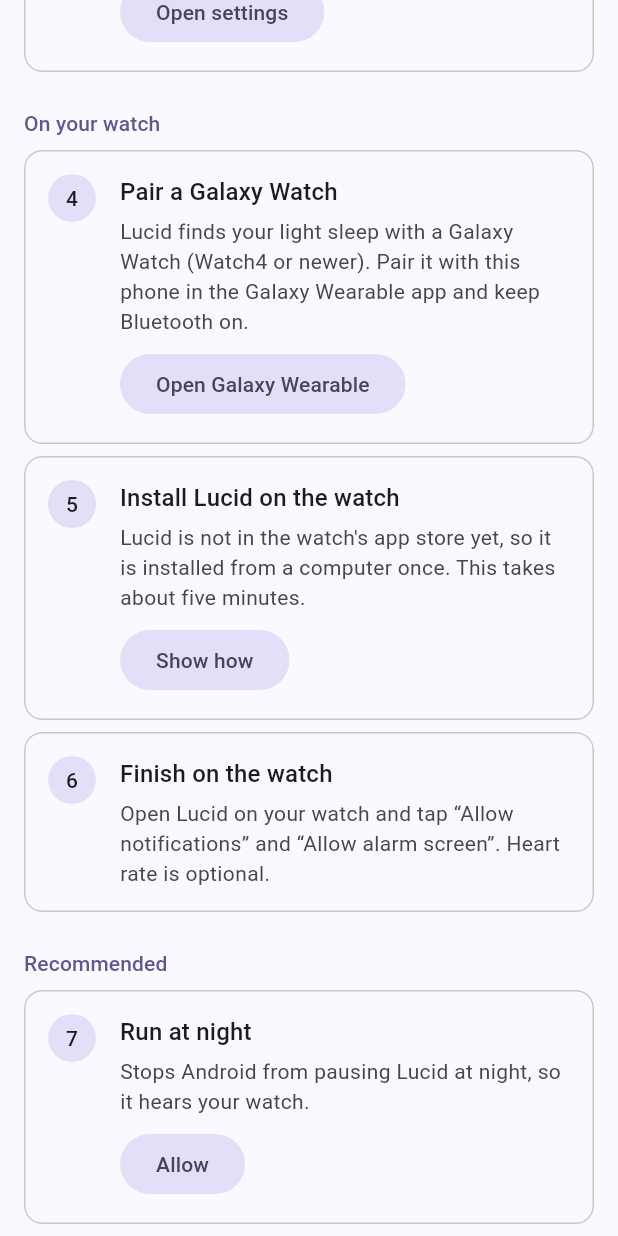
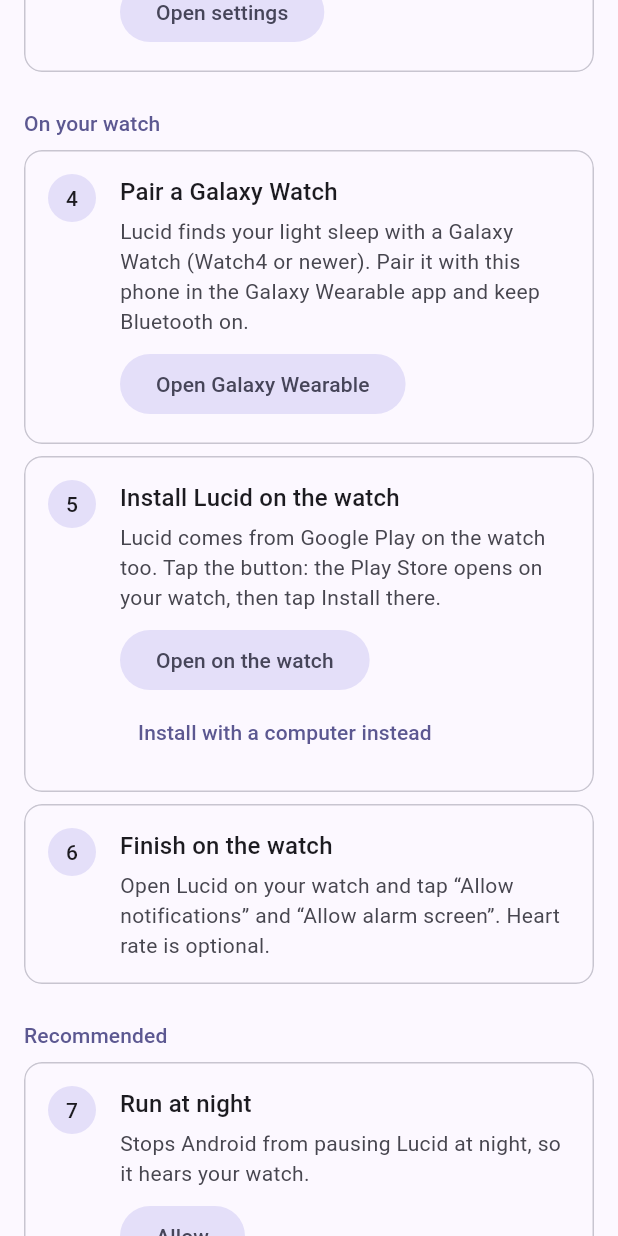
Before and after one commit to evgenyuliganets/lucid, a Flutter app: the _SetupList widget shown alone on an empty page, opened directly with empty values, scrolled down 576 dp, on a phone screen of 412 x 824 dp. Run offline on Flutter 3.47's test engine with Material 3 defaults, Android fonts, the phone set to English and light mode, and no system bars; our stand-ins replace flutter_riverpod.

Commit message:
install the watch app from play with one tap in setup, keep adb as the fallback

```diff
--- a/lib/features/alarm/data/alarm_channel.dart
+++ b/lib/features/alarm/data/alarm_channel.dart
@@ -57,6 +57,10 @@ class AlarmChannel {
       _call('requestBatteryUnrestricted');
 
   Future<bool> openWearApp() async => await _call('openWearApp') == true;
+
+  /// Opens Lucid's Play Store page on the connected watch; false when no
+  /// watch took the request.
+  Future<bool> installOnWatch() async => await _call('installOnWatch') == true;
 
   Future<void> testAlarm() => _call('testAlarm');
 
--- a/lib/features/alarm/data/alarm_repository.dart
+++ b/lib/features/alarm/data/alarm_repository.dart
@@ -30,6 +30,9 @@ class AlarmRepository {
   /// False when Galaxy Wearable is not installed.
   Future<Result<bool>> openWearApp() => _guard(_channel.openWearApp);
 
+  /// False when no watch took the request.
+  Future<Result<bool>> installOnWatch() => _guard(_channel.installOnWatch);
+
   Future<Result<void>> testAlarm() => _guard(_channel.testAlarm);
 
   Future<Result<T>> _guard<T>(Future<T> Function() action) async {
--- a/lib/features/setup/presentation/setup_step_card.dart
+++ b/lib/features/setup/presentation/setup_step_card.dart
@@ -6,8 +6,9 @@ import 'package:lucid/l10n/l10n.dart';
 /// One setup step: a done mark or the step number, a title, why it is
 /// needed and, while open, the action that fixes it.
 ///
-/// [onAction] null hides the button; [note] is an extra line shown while the
-/// step is open (for example what the app is waiting for).
+/// [onAction] null hides the button; [onSecondary] adds a text button for an
+/// alternative way; [note] is an extra line shown while the step is open (for
+/// example what the app is waiting for).
 class SetupStepCard extends StatelessWidget {
   const SetupStepCard({
     super.key,
@@ -18,6 +19,8 @@ class SetupStepCard extends StatelessWidget {
     this.actionLabel,
     this.onAction,
     this.note,
+    this.secondaryLabel,
+    this.onSecondary,
   });
 
   final int number;
@@ -27,6 +30,8 @@ class SetupStepCard extends StatelessWidget {
   final String? actionLabel;
   final VoidCallback? onAction;
   final String? note;
+  final String? secondaryLabel;
+  final VoidCallback? onSecondary;
 
   @override
   Widget build(BuildContext context) {
@@ -34,6 +39,7 @@ class SetupStepCard extends StatelessWidget {
     final colors = Theme.of(context).colorScheme;
     final note = this.note;
     final actionLabel = this.actionLabel;
+    final secondaryLabel = this.secondaryLabel;
     return Card.outlined(
       child: Padding(
         padding: const EdgeInsets.all(AppSpacing.md),
@@ -70,6 +76,11 @@ class SetupStepCard extends StatelessWidget {
                       child: Text(actionLabel),
                     ),
                   ],
+                  if (!done && secondaryLabel != null && onSecondary != null)
+                    TextButton(
+                      onPressed: onSecondary,
+                      child: Text(secondaryLabel),
+                    ),
                 ],
               ),
             ),
--- a/lib/l10n/app_en.arb
+++ b/lib/l10n/app_en.arb
@@ -78,8 +78,10 @@
   "stepWatchPairBody": "Lucid finds your light sleep with a Galaxy Watch (Watch4 or newer). Pair it with this phone in the Galaxy Wearable app and keep Bluetooth on.",
   "stepWatchPairAction": "Open Galaxy Wearable",
   "stepWatchInstallTitle": "Install Lucid on the watch",
-  "stepWatchInstallBody": "Lucid is not in the watch's app store yet, so it is installed from a computer once. This takes about five minutes.",
-  "stepWatchInstallShow": "Show how",
+  "stepWatchInstallBody": "Lucid comes from Google Play on the watch too. Tap the button: the Play Store opens on your watch, then tap Install there.",
+  "stepWatchInstallShow": "Open on the watch",
+  "stepWatchInstallComputer": "Install with a computer instead",
+  "watchInstallFailed": "The watch did not answer. On the watch, open Play Store → Apps on your phone → Lucid → Install.",
   "stepWatchFinishTitle": "Finish on the watch",
   "stepWatchFinishBody": "Open Lucid on your watch and tap “Allow notifications” and “Allow alarm screen”. Heart rate is optional.",
   "stepWatchFinishWaiting": "Waiting for the watch… Open Lucid on the watch once.",
--- a/lib/l10n/app_localizations.dart
+++ b/lib/l10n/app_localizations.dart
@@ -383,14 +383,26 @@ abstract class AppLocalizations {
   /// No description provided for @stepWatchInstallBody.
   ///
   /// In en, this message translates to:
-  /// **'Lucid is not in the watch\'s app store yet, so it is installed from a computer once. This takes about five minutes.'**
+  /// **'Lucid comes from Google Play on the watch too. Tap the button: the Play Store opens on your watch, then tap Install there.'**
   String get stepWatchInstallBody;
 
   /// No description provided for @stepWatchInstallShow.
   ///
   /// In en, this message translates to:
-  /// **'Show how'**
+  /// **'Open on the watch'**
   String get stepWatchInstallShow;
+
+  /// No description provided for @stepWatchInstallComputer.
+  ///
+  /// In en, this message translates to:
+  /// **'Install with a computer instead'**
+  String get stepWatchInstallComputer;
+
+  /// No description provided for @watchInstallFailed.
+  ///
+  /// In en, this message translates to:
+  /// **'The watch did not answer. On the watch, open Play Store → Apps on your phone → Lucid → Install.'**
+  String get watchInstallFailed;
 
   /// No description provided for @stepWatchFinishTitle.
   ///
--- a/lib/l10n/app_localizations_en.dart
+++ b/lib/l10n/app_localizations_en.dart
@@ -174,10 +174,17 @@ class AppLocalizationsEn extends AppLocalizations {
 
   @override
   String get stepWatchInstallBody =>
-      'Lucid is not in the watch\'s app store yet, so it is installed from a computer once. This takes about five minutes.';
+      'Lucid comes from Google Play on the watch too. Tap the button: the Play Store opens on your watch, then tap Install there.';
 
   @override
-  String get stepWatchInstallShow => 'Show how';
+  String get stepWatchInstallShow => 'Open on the watch';
+
+  @override
+  String get stepWatchInstallComputer => 'Install with a computer instead';
+
+  @override
+  String get watchInstallFailed =>
+      'The watch did not answer. On the watch, open Play Store → Apps on your phone → Lucid → Install.';
 
   @override
   String get stepWatchFinishTitle => 'Finish on the watch';
--- a/lib/l10n/app_uk.arb
+++ b/lib/l10n/app_uk.arb
@@ -47,8 +47,10 @@
   "stepWatchPairBody": "Lucid знаходить легкий сон за допомогою Galaxy Watch (Watch4 або новіший). Підключіть годинник до цього телефона в Galaxy Wearable і тримайте Bluetooth увімкненим.",
   "stepWatchPairAction": "Відкрити Galaxy Wearable",
   "stepWatchInstallTitle": "Встановіть Lucid на годинник",
-  "stepWatchInstallBody": "Lucid ще немає в магазині застосунків годинника, тому його один раз встановлюють із комп'ютера. Це займе близько п'яти хвилин.",
-  "stepWatchInstallShow": "Показати як",
+  "stepWatchInstallBody": "На годинник Lucid теж ставиться з Google Play. Натисніть кнопку: на годиннику відкриється Play Store, там торкніться «Встановити».",
+  "stepWatchInstallShow": "Відкрити на годиннику",
+  "stepWatchInstallComputer": "Встановити з комп’ютера",
+  "watchInstallFailed": "Годинник не відповів. На годиннику відкрийте Play Store → Застосунки на телефоні → Lucid → Встановити.",
   "stepWatchFinishTitle": "Завершіть на годиннику",
   "stepWatchFinishBody": "Відкрийте Lucid на годиннику й натисніть «Дозволити сповіщення» та «Дозволити екран будильника». Пульс — за бажанням.",
   "stepWatchFinishWaiting": "Чекаю на годинник… Відкрийте Lucid на годиннику один раз.",
```
Also changed, not shown: lib/features/alarm/presentation/alarm_controller.dart (+7 -0 lines), lib/features/setup/presentation/setup_page.dart (+9 -1 lines), lib/l10n/app_localizations_uk.dart (+9 -2 lines), 3 other files.
